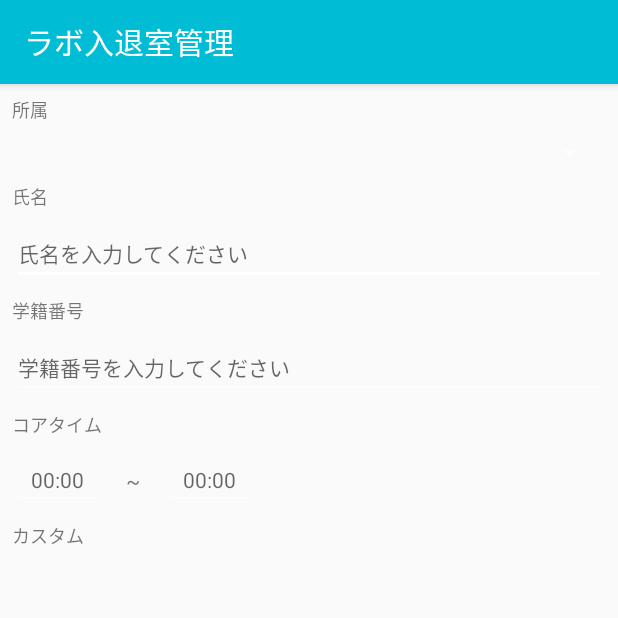
After one commit to developercons/laboratory-attendance-system-with-identification-card, an Android app: the StudentSettingActivity screen opened directly, with no data from a screen before it, on a phone screen of 412 x 824 dp, the top half of it. The commit adds this screen. Run offline under Robolectric (Android 15) with nearby library versions, the phone set to English and light mode, and no system bars.

Commit message:
追加: 学生登録画面レイアウト上半分

```diff
--- a/app/src/main/AndroidManifest.xml
+++ b/app/src/main/AndroidManifest.xml
@@ -7,11 +7,13 @@
     <uses-feature
         android:name="android.hardware.nfc"
         android:required="true" />
+
     <supports-screens
         android:anyDensity="true"
         android:largeScreens="true"
         android:normalScreens="true"
         android:smallScreens="true" />
+
     <application
         android:name=".LaboratoryAttendanceSystemwithIdentificationcard"
         android:allowBackup="true"
@@ -29,6 +31,7 @@
         </activity>
         <activity android:name=".ScanStudentcardActivity" />
         <activity android:name=".RoomConfirmationActivity" />
+        <activity android:name=".StudentSettingActivity"></activity>
     </application>
 
 </manifest>
--- /dev/null
+++ b/app/src/main/java/com/geeksonthegate/laboratoryattendancesystemwithidentificationcard/StudentSettingActivity.kt
@@ -0,0 +1,12 @@
+package com.geeksonthegate.laboratoryattendancesystemwithidentificationcard
+
+import android.support.v7.app.AppCompatActivity
+import android.os.Bundle
+
+class StudentSettingActivity : AppCompatActivity() {
+
+    override fun onCreate(savedInstanceState: Bundle?) {
+        super.onCreate(savedInstanceState)
+        setContentView(R.layout.activity_student_setting)
+    }
+}
--- /dev/null
+++ b/app/src/main/res/layout/activity_student_setting.xml
@@ -0,0 +1,160 @@
+<?xml version="1.0" encoding="utf-8"?>
+<android.support.constraint.ConstraintLayout xmlns:android="http://schemas.android.com/apk/res/android"
+    xmlns:app="http://schemas.android.com/apk/res-auto"
+    xmlns:tools="http://schemas.android.com/tools"
+    android:layout_width="match_parent"
+    android:layout_height="match_parent"
+    tools:context=".StudentSettingActivity">
+
+    <TextView
+        android:id="@+id/belongLabel"
+        android:layout_width="wrap_content"
+        android:layout_height="wrap_content"
+        android:layout_marginStart="8dp"
+        android:layout_marginTop="8dp"
+        android:text="@string/belong_label"
+        android:textSize="12sp"
+        app:layout_constraintStart_toStartOf="parent"
+        app:layout_constraintTop_toTopOf="parent" />
+
+    <Spinner
+        android:id="@+id/belongSpinner"
+        android:layout_width="0dp"
+        android:layout_height="wrap_content"
+        android:layout_marginEnd="8dp"
+        android:layout_marginStart="8dp"
+        android:layout_marginTop="8dp"
+        app:layout_constraintEnd_toEndOf="parent"
+        app:layout_constraintHorizontal_bias="0.0"
+        app:layout_constraintStart_toStartOf="parent"
+        app:layout_constraintTop_toBottomOf="@+id/belongLabel" />
+
+    <TextView
+        android:id="@+id/nameLabel"
+        android:layout_width="wrap_content"
+        android:layout_height="wrap_content"
+        android:layout_marginStart="8dp"
+        android:layout_marginTop="8dp"
+        android:text="@string/name_label"
+        android:textSize="12sp"
+        app:layout_constraintStart_toStartOf="parent"
+        app:layout_constraintTop_toBottomOf="@+id/belongSpinner" />
+
+    <EditText
+        android:id="@+id/nameBox"
+        android:layout_width="0dp"
+        android:layout_height="wrap_content"
+        android:layout_marginEnd="8dp"
+        android:layout_marginStart="8dp"
+        android:layout_marginTop="8dp"
+        android:ems="10"
+        android:hint="@string/name_hint"
+        android:inputType="textPersonName"
+        android:textSize="14sp"
+        app:layout_constraintEnd_toEndOf="parent"
+        app:layout_constraintStart_toStartOf="parent"
+        app:layout_constraintTop_toBottomOf="@+id/nameLabel" />
+
+    <TextView
+        android:id="@+id/studentIdLabel"
+        android:layout_width="wrap_content"
+        android:layout_height="wrap_content"
+        android:layout_marginStart="8dp"
+        android:layout_marginTop="8dp"
+        android:text="@string/student_id_label"
+        android:textSize="12sp"
+        app:layout_constraintStart_toStartOf="parent"
+        app:layout_constraintTop_toBottomOf="@+id/nameBox" />
+
+    <EditText
+        android:id="@+id/studentIdBox"
+        android:layout_width="0dp"
+        android:layout_height="wrap_content"
+        android:layout_marginEnd="8dp"
+        android:layout_marginStart="8dp"
+        android:layout_marginTop="8dp"
+        android:ems="10"
+        android:hint="@string/student_id_hint"
+        android:inputType="textPersonName"
+        android:textSize="14sp"
+        app:layout_constraintEnd_toEndOf="parent"
+        app:layout_constraintStart_toStartOf="parent"
+        app:layout_constraintTop_toBottomOf="@+id/studentIdLabel" />
+
+    <TextView
+        android:id="@+id/coreTimeLabel"
+        android:layout_width="wrap_content"
+        android:layout_height="wrap_content"
+        android:layout_marginStart="8dp"
+        android:layout_marginTop="8dp"
+        android:text="@string/core_time_label"
+        android:textSize="12sp"
+        app:layout_constraintStart_toStartOf="parent"
+        app:layout_constraintTop_toBottomOf="@+id/studentIdBox" />
+
+    <EditText
+        android:id="@+id/coreTimeStartBox"
+        android:layout_width="60dp"
+        android:layout_height="wrap_content"
+        android:layout_marginStart="8dp"
+        android:layout_marginTop="8dp"
+        android:ems="10"
+        android:gravity="center"
+        android:hint="@string/default_time"
+        android:inputType="time"
+        android:textSize="14sp"
+        app:layout_constraintStart_toStartOf="parent"
+        app:layout_constraintTop_toBottomOf="@+id/coreTimeLabel" />
+
+    <EditText
+        android:id="@+id/coreTimeEndBox"
+        android:layout_width="60dp"
+        android:layout_height="wrap_content"
+        android:layout_marginStart="16dp"
+        android:layout_marginTop="8dp"
+        android:ems="10"
+        android:gravity="center"
+        android:hint="@string/default_time"
+        android:inputType="time"
+        android:textSize="14sp"
+        app:layout_constraintStart_toEndOf="@+id/textView5"
+        app:layout_constraintTop_toBottomOf="@+id/coreTimeLabel" />
+
+    <TextView
+        android:id="@+id/textView5"
+        android:layout_width="wrap_content"
+        android:layout_height="wrap_content"
+        android:layout_marginBottom="8dp"
+        android:layout_marginStart="16dp"
+        android:layout_marginTop="8dp"
+        android:text="~"
+        app:layout_constraintBottom_toBottomOf="@+id/coreTimeStartBox"
+        app:layout_constraintStart_toEndOf="@+id/coreTimeStartBox"
+        app:layout_constraintTop_toTopOf="@+id/coreTimeStartBox" />
+
+    <TextView
+        android:id="@+id/coreTimeCustomLabel"
+        android:layout_width="wrap_content"
+        android:layout_height="wrap_content"
+        android:layout_marginStart="8dp"
+        android:layout_marginTop="8dp"
+        android:text="@string/core_time_custom_label"
+        android:textSize="12sp"
+        app:layout_constraintStart_toStartOf="parent"
+        app:layout_constraintTop_toBottomOf="@+id/coreTimeStartBox" />
+
+    <ListView
+        android:layout_width="0dp"
+        android:layout_height="0dp"
+        android:layout_marginBottom="8dp"
+        android:layout_marginEnd="8dp"
+        android:layout_marginStart="8dp"
+        android:layout_marginTop="8dp"
+        app:layout_constraintBottom_toBottomOf="parent"
+        app:layout_constraintEnd_toEndOf="parent"
+        app:layout_constraintHorizontal_bias="0.0"
+        app:layout_constraintStart_toStartOf="parent"
+        app:layout_constraintTop_toBottomOf="@+id/coreTimeCustomLabel"
+        app:layout_constraintVertical_bias="0.0" />
+
+</android.support.constraint.ConstraintLayout>
--- /dev/null
+++ b/app/src/main/res/layout/coretime_row.xml
@@ -0,0 +1,6 @@
+<?xml version="1.0" encoding="utf-8"?>
+<LinearLayout xmlns:android="http://schemas.android.com/apk/res/android"
+    android:orientation="vertical" android:layout_width="match_parent"
+    android:layout_height="match_parent">
+
+</LinearLayout>
--- a/app/src/main/res/values/strings.xml
+++ b/app/src/main/res/values/strings.xml
@@ -12,4 +12,13 @@
     <string name="enter_button">enter_button</string>
     <string name="exit_button">exit_button</string>
     <string name="background">background</string>
+    <string name="belong_label">所属</string>
+    <string name="belong_hint">所属を選択してください</string>
+    <string name="name_label">氏名</string>
+    <string name="name_hint">氏名を入力してください</string>
+    <string name="student_id_label">学籍番号</string>
+    <string name="student_id_hint">学籍番号を入力してください</string>
+    <string name="core_time_label">コアタイム</string>
+    <string name="core_time_custom_label">カスタム</string>
+    <string name="default_time">00:00</string>
 </resources>
```
